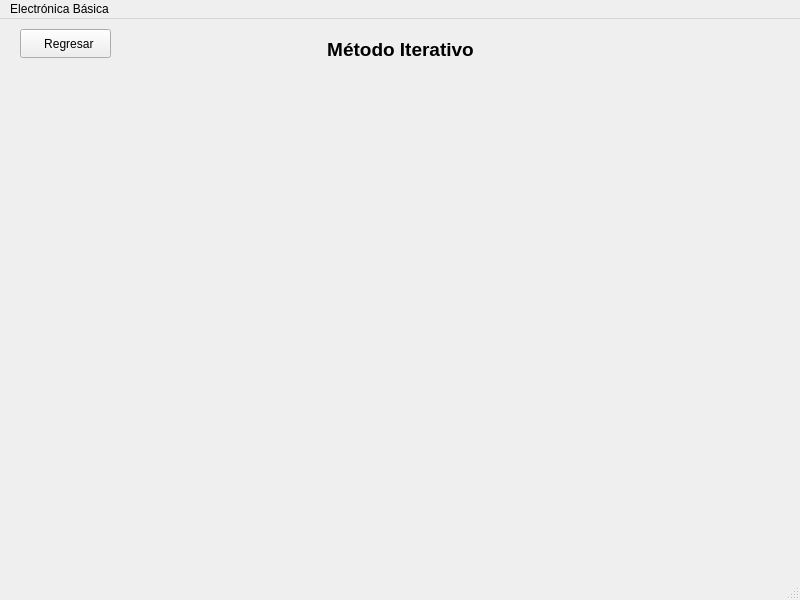
jacobbonilla21/electronica, file aplicacion/Tarea2_electronica/math_window.ui: the form before one commit.
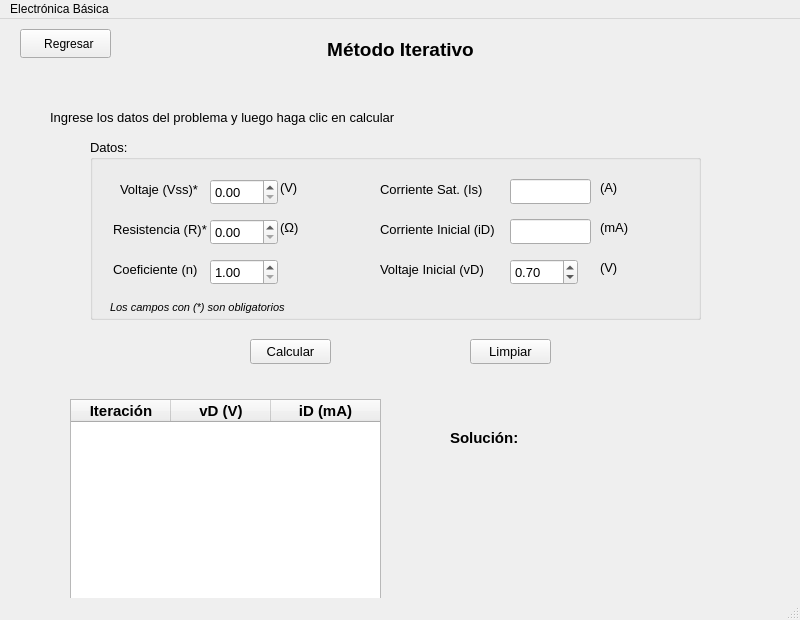
The form after the commit. Icons and pictures are not drawn.

The edit to the form file:
```diff
--- a/aplicacion/Tarea2_electronica/math_window.ui
+++ b/aplicacion/Tarea2_electronica/math_window.ui
@@ -7,7 +7,7 @@
     <x>0</x>
     <y>0</y>
     <width>800</width>
-    <height>600</height>
+    <height>620</height>
    </rect>
   </property>
   <property name="windowTitle">
@@ -71,6 +71,588 @@
      <bool>true</bool>
     </property>
    </widget>
+   <widget class="QPushButton" name="btnCalcular">
+    <property name="geometry">
+     <rect>
+      <x>250</x>
+      <y>320</y>
+      <width>81</width>
+      <height>25</height>
+     </rect>
+    </property>
+    <property name="font">
+     <font>
+      <pointsize>10</pointsize>
+     </font>
+    </property>
+    <property name="text">
+     <string>Calcular</string>
+    </property>
+   </widget>
+   <widget class="QPushButton" name="btnLimpiar">
+    <property name="geometry">
+     <rect>
+      <x>470</x>
+      <y>320</y>
+      <width>81</width>
+      <height>25</height>
+     </rect>
+    </property>
+    <property name="font">
+     <font>
+      <pointsize>10</pointsize>
+     </font>
+    </property>
+    <property name="text">
+     <string>Limpiar</string>
+    </property>
+   </widget>
+   <widget class="QGroupBox" name="groupBox">
+    <property name="geometry">
+     <rect>
+      <x>90</x>
+      <y>120</y>
+      <width>611</width>
+      <height>181</height>
+     </rect>
+    </property>
+    <property name="font">
+     <font>
+      <pointsize>10</pointsize>
+     </font>
+    </property>
+    <property name="title">
+     <string>Datos:</string>
+    </property>
+    <widget class="QDoubleSpinBox" name="inputVSS">
+     <property name="geometry">
+      <rect>
+       <x>120</x>
+       <y>40</y>
+       <width>68</width>
+       <height>26</height>
+      </rect>
+     </property>
+     <property name="font">
+      <font>
+       <pointsize>10</pointsize>
+      </font>
+     </property>
+     <property name="maximum">
+      <double>9999.989999999999782</double>
+     </property>
+     <property name="singleStep">
+      <double>1.000000000000000</double>
+     </property>
+    </widget>
+    <widget class="QToolButton" name="BotonInfo_2">
+     <property name="geometry">
+      <rect>
+       <x>210</x>
+       <y>40</y>
+       <width>24</width>
+       <height>24</height>
+      </rect>
+     </property>
+     <property name="text">
+      <string/>
+     </property>
+     <property name="icon">
+      <iconset theme="QIcon::ThemeIcon::HelpAbout"/>
+     </property>
+     <property name="autoRaise">
+      <bool>true</bool>
+     </property>
+    </widget>
+    <widget class="QDoubleSpinBox" name="inputR">
+     <property name="geometry">
+      <rect>
+       <x>120</x>
+       <y>80</y>
+       <width>68</width>
+       <height>26</height>
+      </rect>
+     </property>
+     <property name="maximum">
+      <double>999999.989999999990687</double>
+     </property>
+     <property name="singleStep">
+      <double>100.000000000000000</double>
+     </property>
+    </widget>
+    <widget class="QToolButton" name="BotonInfo_3">
+     <property name="geometry">
+      <rect>
+       <x>210</x>
+       <y>80</y>
+       <width>24</width>
+       <height>24</height>
+      </rect>
+     </property>
+     <property name="text">
+      <string/>
+     </property>
+     <property name="icon">
+      <iconset theme="QIcon::ThemeIcon::HelpAbout"/>
+     </property>
+     <property name="autoRaise">
+      <bool>true</bool>
+     </property>
+    </widget>
+    <widget class="QDoubleSpinBox" name="inputN">
+     <property name="geometry">
+      <rect>
+       <x>120</x>
+       <y>120</y>
+       <width>68</width>
+       <height>26</height>
+      </rect>
+     </property>
+     <property name="minimum">
+      <double>1.000000000000000</double>
+     </property>
+     <property name="maximum">
+      <double>2.000000000000000</double>
+     </property>
+     <property name="singleStep">
+      <double>0.100000000000000</double>
+     </property>
+     <property name="value">
+      <double>1.000000000000000</double>
+     </property>
+    </widget>
+    <widget class="QToolButton" name="BotonInfo_4">
+     <property name="geometry">
+      <rect>
+       <x>210</x>
+       <y>120</y>
+       <width>24</width>
+       <height>24</height>
+      </rect>
+     </property>
+     <property name="text">
+      <string/>
+     </property>
+     <property name="icon">
+      <iconset theme="QIcon::ThemeIcon::HelpAbout"/>
+     </property>
+     <property name="autoRaise">
+      <bool>true</bool>
+     </property>
+    </widget>
+    <widget class="QLineEdit" name="inputIs">
+     <property name="geometry">
+      <rect>
+       <x>420</x>
+       <y>40</y>
+       <width>81</width>
+       <height>25</height>
+      </rect>
+     </property>
+     <property name="inputMethodHints">
+      <set>Qt::InputMethodHint::ImhFormattedNumbersOnly|Qt::InputMethodHint::ImhPreferNumbers</set>
+     </property>
+     <property name="placeholderText">
+      <string comment="1e-12"/>
+     </property>
+    </widget>
+    <widget class="QToolButton" name="BotonInfo_5">
+     <property name="geometry">
+      <rect>
+       <x>540</x>
+       <y>40</y>
+       <width>24</width>
+       <height>24</height>
+      </rect>
+     </property>
+     <property name="text">
+      <string/>
+     </property>
+     <property name="icon">
+      <iconset theme="QIcon::ThemeIcon::HelpAbout"/>
+     </property>
+     <property name="autoRaise">
+      <bool>true</bool>
+     </property>
+    </widget>
+    <widget class="QLineEdit" name="inputID">
+     <property name="geometry">
+      <rect>
+       <x>420</x>
+       <y>80</y>
+       <width>81</width>
+       <height>25</height>
+      </rect>
+     </property>
+     <property name="inputMethodHints">
+      <set>Qt::InputMethodHint::ImhFormattedNumbersOnly|Qt::InputMethodHint::ImhPreferNumbers</set>
+     </property>
+    </widget>
+    <widget class="QToolButton" name="BotonInfo_6">
+     <property name="geometry">
+      <rect>
+       <x>540</x>
+       <y>80</y>
+       <width>24</width>
+       <height>24</height>
+      </rect>
+     </property>
+     <property name="text">
+      <string/>
+     </property>
+     <property name="icon">
+      <iconset theme="QIcon::ThemeIcon::HelpAbout"/>
+     </property>
+     <property name="autoRaise">
+      <bool>true</bool>
+     </property>
+    </widget>
+    <widget class="QDoubleSpinBox" name="inputVD">
+     <property name="geometry">
+      <rect>
+       <x>420</x>
+       <y>120</y>
+       <width>68</width>
+       <height>26</height>
+      </rect>
+     </property>
+     <property name="singleStep">
+      <double>0.100000000000000</double>
+     </property>
+     <property name="value">
+      <double>0.700000000000000</double>
+     </property>
+    </widget>
+    <widget class="QToolButton" name="BotonInfo_7">
+     <property name="geometry">
+      <rect>
+       <x>540</x>
+       <y>120</y>
+       <width>24</width>
+       <height>24</height>
+      </rect>
+     </property>
+     <property name="text">
+      <string/>
+     </property>
+     <property name="icon">
+      <iconset theme="QIcon::ThemeIcon::HelpAbout"/>
+     </property>
+     <property name="autoRaise">
+      <bool>true</bool>
+     </property>
+    </widget>
+    <widget class="QLabel" name="label_3">
+     <property name="geometry">
+      <rect>
+       <x>30</x>
+       <y>40</y>
+       <width>91</width>
+       <height>20</height>
+      </rect>
+     </property>
+     <property name="text">
+      <string>Voltaje (Vss)*</string>
+     </property>
+    </widget>
+    <widget class="QLabel" name="label_4">
+     <property name="geometry">
+      <rect>
+       <x>23</x>
+       <y>80</y>
+       <width>101</width>
+       <height>20</height>
+      </rect>
+     </property>
+     <property name="text">
+      <string>Resistencia (R)*</string>
+     </property>
+    </widget>
+    <widget class="QLabel" name="label_5">
+     <property name="geometry">
+      <rect>
+       <x>23</x>
+       <y>120</y>
+       <width>101</width>
+       <height>20</height>
+      </rect>
+     </property>
+     <property name="text">
+      <string>Coeficiente (n)</string>
+     </property>
+    </widget>
+    <widget class="QLabel" name="label_6">
+     <property name="geometry">
+      <rect>
+       <x>290</x>
+       <y>40</y>
+       <width>121</width>
+       <height>20</height>
+      </rect>
+     </property>
+     <property name="text">
+      <string>Corriente Sat. (Is)</string>
+     </property>
+    </widget>
+    <widget class="QLabel" name="label_7">
+     <property name="geometry">
+      <rect>
+       <x>290</x>
+       <y>80</y>
+       <width>141</width>
+       <height>20</height>
+      </rect>
+     </property>
+     <property name="text">
+      <string>Corriente Inicial (iD)</string>
+     </property>
+    </widget>
+    <widget class="QLabel" name="label_8">
+     <property name="geometry">
+      <rect>
+       <x>290</x>
+       <y>120</y>
+       <width>121</width>
+       <height>20</height>
+      </rect>
+     </property>
+     <property name="text">
+      <string>Voltaje Inicial (vD)</string>
+     </property>
+    </widget>
+    <widget class="QLabel" name="label_10">
+     <property name="geometry">
+      <rect>
+       <x>190</x>
+       <y>40</y>
+       <width>54</width>
+       <height>17</height>
+      </rect>
+     </property>
+     <property name="text">
+      <string>(V)</string>
+     </property>
+    </widget>
+    <widget class="QLabel" name="label_11">
+     <property name="geometry">
+      <rect>
+       <x>190</x>
+       <y>80</y>
+       <width>54</width>
+       <height>17</height>
+      </rect>
+     </property>
+     <property name="text">
+      <string>(Ω)</string>
+     </property>
+    </widget>
+    <widget class="QLabel" name="label_12">
+     <property name="geometry">
+      <rect>
+       <x>510</x>
+       <y>40</y>
+       <width>54</width>
+       <height>17</height>
+      </rect>
+     </property>
+     <property name="text">
+      <string>(A)</string>
+     </property>
+    </widget>
+    <widget class="QLabel" name="label_13">
+     <property name="geometry">
+      <rect>
+       <x>510</x>
+       <y>80</y>
+       <width>54</width>
+       <height>17</height>
+      </rect>
+     </property>
+     <property name="text">
+      <string>(mA)</string>
+     </property>
+    </widget>
+    <widget class="QLabel" name="label_14">
+     <property name="geometry">
+      <rect>
+       <x>510</x>
+       <y>120</y>
+       <width>54</width>
+       <height>17</height>
+      </rect>
+     </property>
+     <property name="text">
+      <string>(V)</string>
+     </property>
+    </widget>
+    <widget class="QLabel" name="label_15">
+     <property name="geometry">
+      <rect>
+       <x>20</x>
+       <y>160</y>
+       <width>191</width>
+       <height>17</height>
+      </rect>
+     </property>
+     <property name="font">
+      <font>
+       <pointsize>8</pointsize>
+       <italic>true</italic>
+      </font>
+     </property>
+     <property name="text">
+      <string>Los campos con (*) son obligatorios</string>
+     </property>
+    </widget>
+   </widget>
+   <widget class="QLabel" name="label_2">
+    <property name="geometry">
+     <rect>
+      <x>50</x>
+      <y>90</y>
+      <width>381</width>
+      <height>17</height>
+     </rect>
+    </property>
+    <property name="font">
+     <font>
+      <pointsize>10</pointsize>
+     </font>
+    </property>
+    <property name="text">
+     <string>Ingrese los datos del problema y luego haga clic en calcular</string>
+    </property>
+   </widget>
+   <widget class="QTableWidget" name="tablaResultados">
+    <property name="geometry">
+     <rect>
+      <x>70</x>
+      <y>380</y>
+      <width>311</width>
+      <height>211</height>
+     </rect>
+    </property>
+    <property name="sizePolicy">
+     <sizepolicy hsizetype="Maximum" vsizetype="Expanding">
+      <horstretch>0</horstretch>
+      <verstretch>0</verstretch>
+     </sizepolicy>
+    </property>
+    <property name="maximumSize">
+     <size>
+      <width>311</width>
+      <height>16777215</height>
+     </size>
+    </property>
+    <property name="font">
+     <font>
+      <pointsize>10</pointsize>
+     </font>
+    </property>
+    <property name="accessibleIdentifier">
+     <string/>
+    </property>
+    <property name="autoFillBackground">
+     <bool>false</bool>
+    </property>
+    <property name="editTriggers">
+     <set>QAbstractItemView::EditTrigger::NoEditTriggers</set>
+    </property>
+    <property name="showGrid">
+     <bool>false</bool>
+    </property>
+    <property name="gridStyle">
+     <enum>Qt::PenStyle::SolidLine</enum>
+    </property>
+    <property name="wordWrap">
+     <bool>false</bool>
+    </property>
+    <attribute name="horizontalHeaderHighlightSections">
+     <bool>true</bool>
+    </attribute>
+    <attribute name="horizontalHeaderStretchLastSection">
+     <bool>true</bool>
+    </attribute>
+    <attribute name="verticalHeaderVisible">
+     <bool>false</bool>
+    </attribute>
+    <attribute name="verticalHeaderHighlightSections">
+     <bool>false</bool>
+    </attribute>
+    <column>
+     <property name="text">
+      <string notr="true">Iteración</string>
+     </property>
+     <property name="font">
+      <font>
+       <pointsize>11</pointsize>
+       <bold>true</bold>
+      </font>
+     </property>
+    </column>
+    <column>
+     <property name="text">
+      <string notr="true">vD (V)</string>
+     </property>
+     <property name="font">
+      <font>
+       <pointsize>11</pointsize>
+       <bold>true</bold>
+      </font>
+     </property>
+    </column>
+    <column>
+     <property name="text">
+      <string notr="true">iD (mA)</string>
+     </property>
+     <property name="font">
+      <font>
+       <pointsize>11</pointsize>
+       <bold>true</bold>
+      </font>
+     </property>
+    </column>
+   </widget>
+   <widget class="QLabel" name="label_9">
+    <property name="geometry">
+     <rect>
+      <x>450</x>
+      <y>410</y>
+      <width>81</width>
+      <height>17</height>
+     </rect>
+    </property>
+    <property name="font">
+     <font>
+      <pointsize>11</pointsize>
+      <bold>true</bold>
+     </font>
+    </property>
+    <property name="text">
+     <string>Solución:</string>
+    </property>
+   </widget>
+   <widget class="QLabel" name="labelResultado">
+    <property name="geometry">
+     <rect>
+      <x>480</x>
+      <y>440</y>
+      <width>161</width>
+      <height>61</height>
+     </rect>
+    </property>
+    <property name="font">
+     <font>
+      <pointsize>11</pointsize>
+     </font>
+    </property>
+    <property name="layoutDirection">
+     <enum>Qt::LayoutDirection::LeftToRight</enum>
+    </property>
+    <property name="text">
+     <string/>
+    </property>
+   </widget>
   </widget>
   <widget class="QMenuBar" name="menubar">
    <property name="geometry">
```
